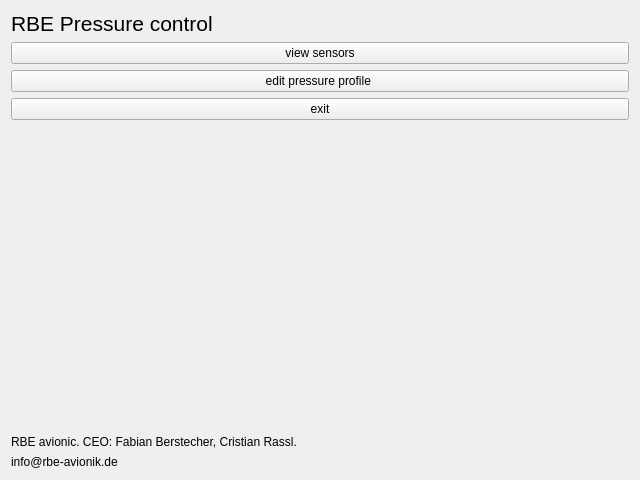
The window that rbemainwindow.ui (florianrassl/RBE_pressure_control) describes before a commit, drawn with Qt 5.
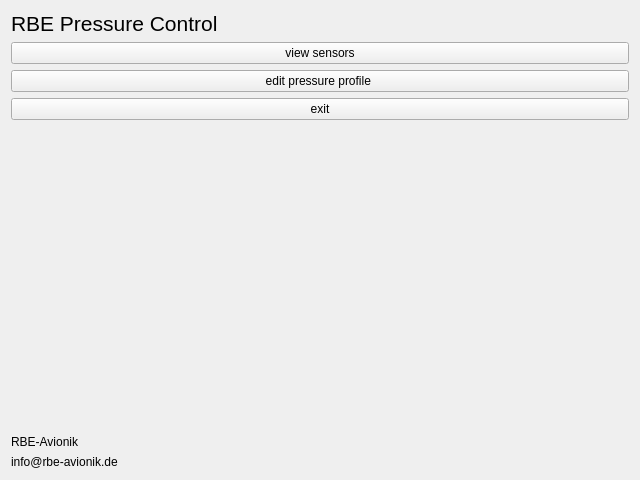
The same window after the commit.

Diff of the .ui file:
```diff
--- a/rbemainwindow.ui
+++ b/rbemainwindow.ui
@@ -26,7 +26,7 @@
        </font>
       </property>
       <property name="text">
-       <string>RBE Pressure control</string>
+       <string>RBE Pressure Control</string>
       </property>
      </widget>
     </item>
@@ -64,14 +64,14 @@
       </property>
      </spacer>
     </item>
-    <item row="6" column="0">
-     <widget class="QLabel" name="label_2">
-      <property name="text">
-       <string>RBE avionic. CEO: Fabian Berstecher, Cristian Rassl. </string>
-      </property>
-     </widget>
-    </item>
     <item row="7" column="0">
+     <widget class="QLabel" name="label_2">
+      <property name="text">
+       <string>RBE-Avionik </string>
+      </property>
+     </widget>
+    </item>
+    <item row="8" column="0">
      <widget class="QLabel" name="label_3">
       <property name="text">
        <string>info@rbe-avionik.de</string>
```
